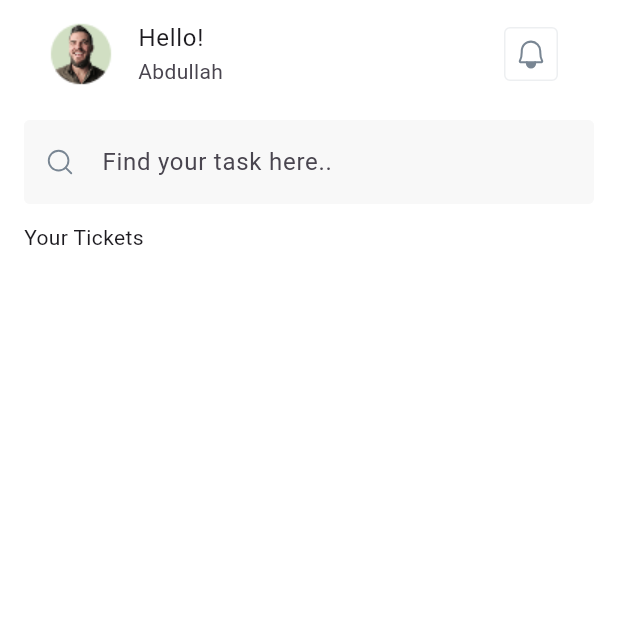
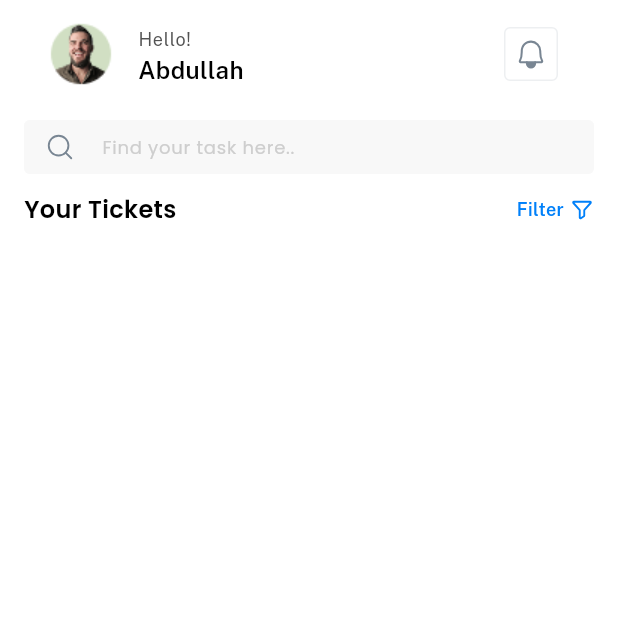
Before and after one commit to mostafanagy0/Softwaves-FSM, a Flutter app: the HomeView screen opened by its route, on a phone screen of 412 x 824 dp, the top half of it. Run offline on Flutter 3.47's test engine with Material 3 defaults, Android fonts, the phone set to English and light mode, and no system bars; our stand-ins replace bloc, dartz, equatable, flutter_bloc, flutter_secure_storage, flutter_svg and 2 more; missing offline and left inert: flutter_appauth; accounts and stored records are empty.

Commit message:
create head line widget

```diff
--- a/lib/core/utils/colors.dart
+++ b/lib/core/utils/colors.dart
@@ -1,5 +1,8 @@
 import 'package:flutter/material.dart';
 
-class AppColor {
+class AppColors {
   static const Color primaryColor = Color(0xFF0080F9);
+  static const Color darkGray = Color(0xFF535353);
+  static const Color dark = Color(0xFF000000);
+  static const Color gray = Color(0xFFCECECE);
 }
--- a/lib/core/utils/styles.dart
+++ b/lib/core/utils/styles.dart
@@ -1,9 +1,35 @@
-// import 'dart:ui';
+import 'package:flutter/material.dart';
+import 'package:fsm/core/utils/colors.dart';
 
-// class TextStyles {
-//   static TextStyle font24BlackBold = TextStyle(
-//     fontSize: 24.sp,
-//     fontWeight: FontWeightHelper.bold,
-//     color: Colors.black,
-//   );
-// }
+class TextStyles {
+  static TextStyle sans12Regular = TextStyle(
+    fontSize: 12,
+    fontWeight: FontWeight.w400,
+    color: AppColors.darkGray,
+    fontFamily: 'publicSans',
+  );
+  static TextStyle sans16SemiBold = TextStyle(
+    fontSize: 16,
+    fontWeight: FontWeight.w600,
+    color: AppColors.dark,
+    fontFamily: 'publicSans',
+  );
+  static TextStyle poppins12Regular = TextStyle(
+    fontSize: 12,
+    fontWeight: FontWeight.w400,
+    color: AppColors.gray,
+    fontFamily: 'Poppins',
+  );
+  static TextStyle poppins16SemiBold = TextStyle(
+    fontSize: 16,
+    fontWeight: FontWeight.w600,
+    color: AppColors.dark,
+    fontFamily: 'Poppins',
+  );
+  static TextStyle sans12SemiBold = TextStyle(
+    fontSize: 12,
+    fontWeight: FontWeight.w600,
+    color: AppColors.primaryColor,
+    fontFamily: 'publicSans',
+  );
+}
--- a/lib/features/home/presentation/views/home_view.dart
+++ b/lib/features/home/presentation/views/home_view.dart
@@ -1,4 +1,5 @@
 import 'package:flutter/material.dart';
+import 'package:fsm/features/home/presentation/widgets/custom_head_line_and_filtring_widget.dart';
 import 'package:fsm/features/home/presentation/widgets/custom_home_app_bar.dart';
 import 'package:fsm/features/home/presentation/widgets/custom_search_text_filed.dart';
 
@@ -20,7 +21,7 @@ class HomeView extends StatelessWidget {
               SizedBox(height: 8),
               CustomSearchTextFiled(),
               SizedBox(height: 12),
-              Text('Your Tickets'),
+              CustomHeadLineAndFiltringWidget(),
             ],
           ),
         ),
--- /dev/null
+++ b/lib/features/home/presentation/widgets/custom_head_line_and_filtring_widget.dart
@@ -0,0 +1,24 @@
+import 'package:flutter/material.dart';
+import 'package:flutter_svg/svg.dart';
+import 'package:fsm/core/utils/styles.dart';
+
+class CustomHeadLineAndFiltringWidget extends StatelessWidget {
+  const CustomHeadLineAndFiltringWidget({super.key});
+
+  @override
+  Widget build(BuildContext context) {
+    return Row(
+      children: [
+        Text('Your Tickets', style: TextStyles.poppins16SemiBold),
+        Spacer(),
+        Row(
+          children: [
+            Text('Filter', style: TextStyles.sans12SemiBold),
+            SizedBox(width: 4),
+            SvgPicture.asset('assets/images/filter_icon.svg'),
+          ],
+        ),
+      ],
+    );
+  }
+}
--- a/lib/features/home/presentation/widgets/custom_home_app_bar.dart
+++ b/lib/features/home/presentation/widgets/custom_home_app_bar.dart
@@ -1,5 +1,6 @@
 import 'package:flutter/material.dart';
 import 'package:flutter_svg/svg.dart';
+import 'package:fsm/core/utils/styles.dart';
 
 class CustomHomeAppBar extends StatelessWidget {
   const CustomHomeAppBar({super.key});
@@ -21,14 +22,11 @@ class CustomHomeAppBar extends StatelessWidget {
         ),
       ),
       leading: Image.asset('assets/images/Avatar.png'),
-      title: Text(
-        'Hello!',
-        // style: TextStyles.regular16.copyWith(color: const Color(0xFF949D9E)),
-      ),
-      subtitle: const Text(
+      title: Text('Hello!', style: TextStyles.sans12Regular),
+      subtitle: Text(
         'Abdullah',
         // getUser().name,
-        // style: TextStyles.bold16,
+        style: TextStyles.sans16SemiBold,
       ),
     );
   }
--- a/lib/features/home/presentation/widgets/custom_search_text_filed.dart
+++ b/lib/features/home/presentation/widgets/custom_search_text_filed.dart
@@ -1,5 +1,6 @@
 import 'package:flutter/material.dart';
 import 'package:flutter_svg/svg.dart';
+import 'package:fsm/core/utils/styles.dart';
 
 class CustomSearchTextFiled extends StatelessWidget {
   const CustomSearchTextFiled({super.key});
@@ -7,6 +8,7 @@ class CustomSearchTextFiled extends StatelessWidget {
   @override
   Widget build(BuildContext context) {
     return Container(
+      height: 36,
       decoration: const BoxDecoration(
         boxShadow: [
           BoxShadow(
@@ -27,8 +29,7 @@ class CustomSearchTextFiled extends StatelessWidget {
             ),
           ),
 
-          //    hintStyle:
-          //  TextStyles.regular13.copyWith(color: const Color(0xFF949D9E)),
+          hintStyle: TextStyles.poppins12Regular,
           hintText: 'Find your task here..',
           filled: true,
           fillColor: Color(0xFFF8F8F8),
```
